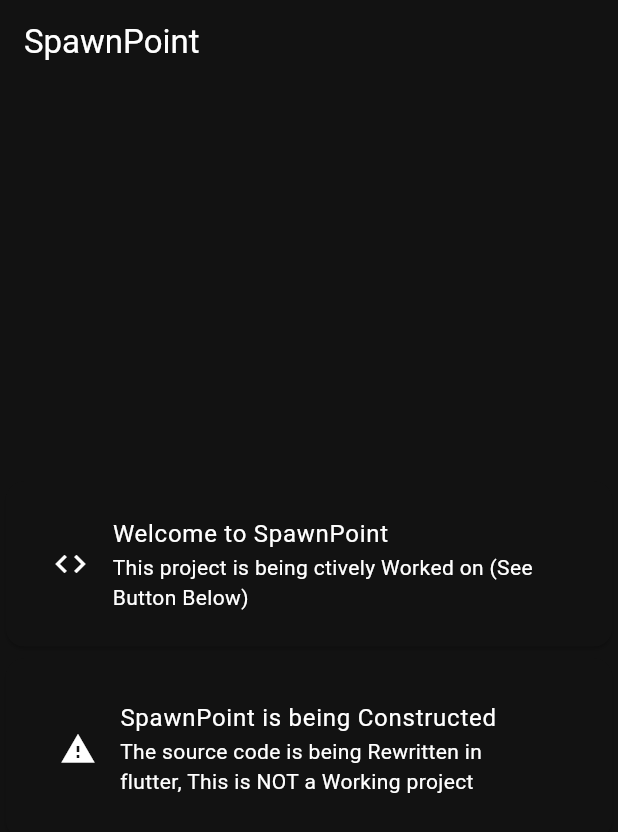
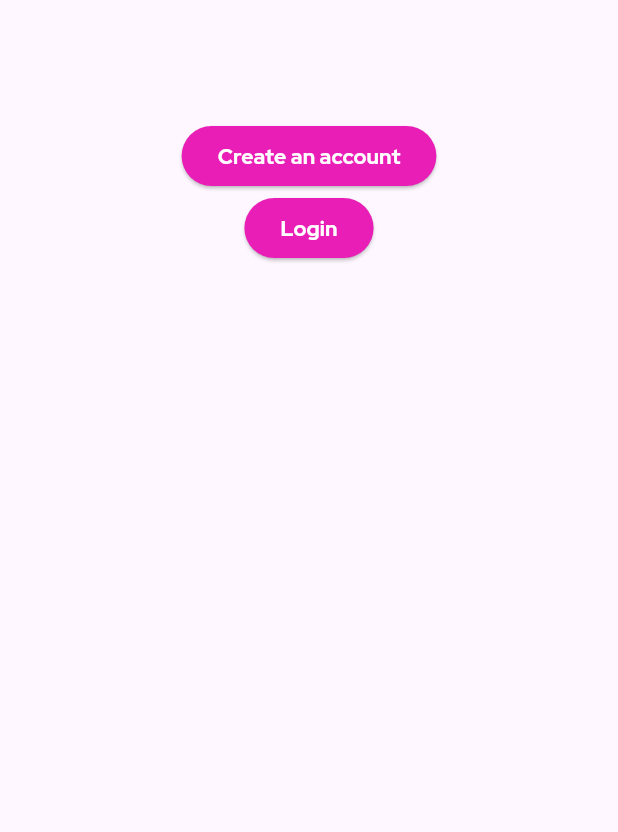
Before and after one commit to spawnpointapp/spawnpoint-mobile, a Flutter app: the screen it shows after launch, on a phone screen of 412 x 824 dp. Shown: the top 832 px of the screen. Run offline on Flutter 3.47's test engine with Material 2 defaults, Android fonts, the light colour scheme and no system bars; our stand-ins replace adaptive_theme, flutter_feather_icons.

Commit message:
major changes to stuff lol

```diff
--- a/lib/main.dart
+++ b/lib/main.dart
@@ -1,4 +1,7 @@
 import 'package:flutter/material.dart';
+import "accscreens/loginscreen.dart";
+import "accscreens/signupscreen.dart";
+import 'package:adaptive_theme/adaptive_theme.dart';
 
 void main() {
   runApp(app());
@@ -6,63 +9,93 @@ void main() {
 
 class app extends StatelessWidget {
   const app({super.key});
+  @override
+  Widget build(BuildContext context) {
+    return AdaptiveTheme(
+        light: ThemeData(
+          fontFamily: 'RedHatDisplay',
+          useMaterial3: true,
+          brightness: Brightness.light,
+          primarySwatch: Colors.purple,
+          primaryColor: Color.fromARGB(255, 233, 30, 182),
+        ),
+        dark: ThemeData(
+          fontFamily: 'RedHatDisplay',
+          useMaterial3: true,
+          brightness: Brightness.dark,
+          primarySwatch: Colors.purple,
+          primaryColor: Color.fromARGB(255, 233, 30, 182),
+        ),
+        initial: AdaptiveThemeMode.system,
+        builder: ((light, dark) => MaterialApp(
+              title: "SpawnPoint",
+              home: Scaffold(
+                appBar: AppBar(title: const Text("")),
+                body: const mainlayout(),
+              ),
+              theme: light,
+              darkTheme: dark,
+            )));
+  }
+}
+
+class mainlayout extends StatefulWidget {
+  const mainlayout({super.key});
 
   @override
+  State<mainlayout> createState() => _mainlayoutState();
+}
+
+class _mainlayoutState extends State<mainlayout> {
+  @override
   Widget build(BuildContext context) {
-    return MaterialApp(
-      theme: ThemeData(
-        colorScheme: ColorScheme.highContrastDark(),
-        useMaterial3: true,
-      ),
-      title: "SpawnPoint",
-      home: Scaffold(
-        appBar: AppBar(title: const Text("SpawnPoint")),
-        body: const mainlayout(),
+    return Center(
+      child: Padding(
+        padding: const EdgeInsets.all(16.0),
+        child: Column(
+          children: [
+
+            Padding(
+              padding: const EdgeInsets.all(8.0),
+              child: Column(
+                children: [
+                  ElevatedButton(
+                    child: const Text(
+                      "Create an account",
+                      style: TextStyle(color: Colors.white, fontWeight: FontWeight.bold),
+                    ),
+                    onPressed: () {
+                      Navigator.push(
+                        context,
+                        MaterialPageRoute(
+                            builder: (context) => const signupscreen()),
+                      );
+                    },
+                    style: ElevatedButton.styleFrom(
+                      backgroundColor: Color.fromARGB(255, 233, 30, 182)
+                    ),
+              ),
+                  ElevatedButton(
+                    child: const Text("Login", style: TextStyle(color: Colors.white, fontWeight: FontWeight.bold),),
+                    onPressed: () {
+                      Navigator.push(
+                        context,
+                        MaterialPageRoute(builder: (context) => const loginscreen()),
+                      );
+                    },
+                    style: ElevatedButton.styleFrom(
+                      backgroundColor: Color.fromARGB(255, 233, 30, 182)
+                    ),
+
+
+                )
+                ],
+              )
+            ),
+
+          ],
+        ),
       ),
     );
   }
 }
-
-class mainlayout extends StatelessWidget {
-  const mainlayout({super.key});
-
-  @override
-  Widget build(BuildContext context) {
-    return Center(
-        child: Column(
-      mainAxisSize: MainAxisSize.min,
-      children: <Widget>[
-        Card(child: Padding(
-          padding: EdgeInsets.all(15.0),
-          child: Column(
-          children: <Widget>[
-            const ListTile(
-              leading: Icon(Icons.code),
-              title: Text("Welcome to SpawnPoint"),
-              subtitle: Text("This project is being ctively Worked on (See Button Below)"),
-
-            )
-          ],
-        ),
-        )
-        ),
-        Card(
-            child: Padding(
-          padding: EdgeInsets.all(20.0),
-          child: Column(
-            mainAxisSize: MainAxisSize.min,
-            // ignore: prefer_const_literals_to_create_immutables
-            children: <Widget>[
-              const ListTile(
-                leading: Icon(Icons.warning),
-                title: Text("SpawnPoint is being Constructed"),
-                subtitle: Text(
-                    "The source code is being Rewritten in flutter, This is NOT a Working project"),
-              ),
-            ],
-          ),
-        ))
-      ],
-    ));
-  }
-}
```
Also changed, not shown: lib/accscreens/loginscreen.dart (added, +74 -0 lines), lib/accscreens/signupscreen.dart (added, +78 -0 lines), pubspec.yaml (+16 -58 lines), fonts/RedHatDisplay-Bold.ttf (added), fonts/RedHatDisplay-Italic.ttf (added), fonts/RedHatDisplay-Regular.ttf (added), imgs/heroimg.png (added), imgs/logo.png (added), pubspec.lock.
